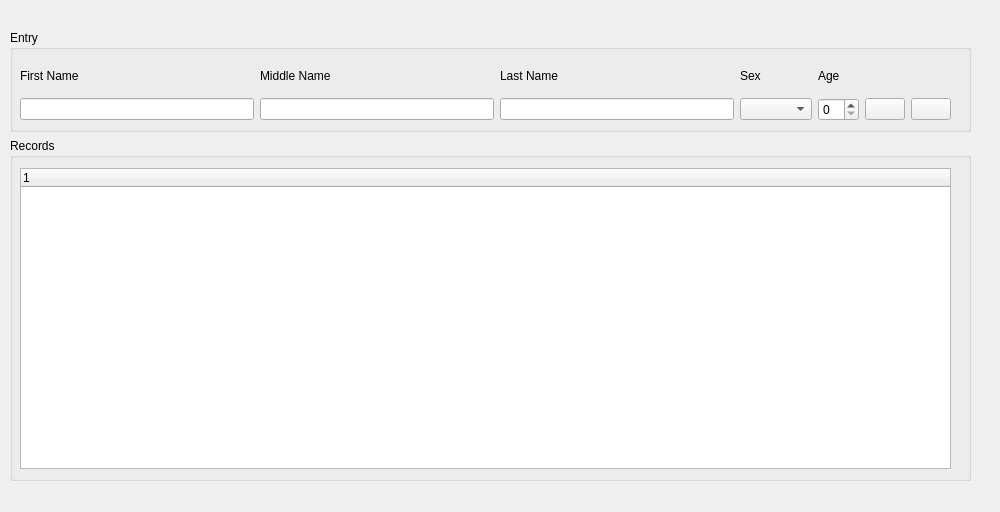
asingh-divinisoft/Database-GUI-app, file entry.ui: the form before one commit.
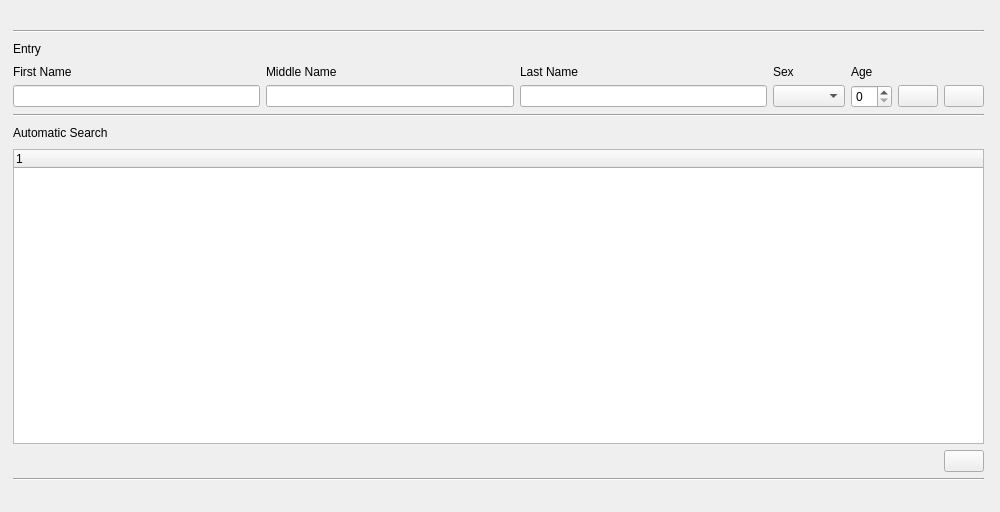
The form after the commit. Icons and pictures are not drawn.

Commit message: Cleaned UI. Added new table for visits. Added query command for fetching queue. Adding button for adding to queue.

Diff of the .ui file:
```diff
--- a/entry.ui
+++ b/entry.ui
@@ -25,39 +25,57 @@
   <property name="windowTitle">
    <string>Form</string>
   </property>
-  <widget class="QWidget" name="layoutWidget">
+  <property name="layoutDirection">
+   <enum>Qt::LeftToRight</enum>
+  </property>
+  <widget class="QWidget" name="verticalLayoutWidget_2">
    <property name="geometry">
     <rect>
-     <x>10</x>
+     <x>13</x>
      <y>30</y>
-     <width>961</width>
+     <width>971</width>
      <height>451</height>
     </rect>
    </property>
-   <layout class="QVBoxLayout" name="verticalLayout">
+   <layout class="QVBoxLayout" name="verticalLayout_3">
     <property name="sizeConstraint">
      <enum>QLayout::SetNoConstraint</enum>
     </property>
     <item>
-     <widget class="QGroupBox" name="entryGroupBox">
-      <property name="sizePolicy">
-       <sizepolicy hsizetype="Expanding" vsizetype="Expanding">
-        <horstretch>0</horstretch>
-        <verstretch>0</verstretch>
-       </sizepolicy>
+     <widget class="Line" name="line_2">
+      <property name="orientation">
+       <enum>Qt::Horizontal</enum>
       </property>
-      <property name="title">
+     </widget>
+    </item>
+    <item>
+     <layout class="QHBoxLayout" name="horizontalLayout_3">
+      <property name="sizeConstraint">
+       <enum>QLayout::SetNoConstraint</enum>
+      </property>
+      <item>
+       <widget class="QLabel" name="label">
+        <property name="text">
        <string>Entry</string>
       </property>
-      <widget class="QWidget" name="gridLayoutWidget">
-       <property name="geometry">
-        <rect>
-         <x>10</x>
-         <y>30</y>
-         <width>931</width>
-         <height>61</height>
-        </rect>
-       </property>
+       </widget>
+      </item>
+      <item>
+       <spacer name="horizontalSpacer_2">
+        <property name="orientation">
+         <enum>Qt::Horizontal</enum>
+        </property>
+        <property name="sizeHint" stdset="0">
+         <size>
+          <width>40</width>
+          <height>20</height>
+         </size>
+        </property>
+       </spacer>
+      </item>
+     </layout>
+    </item>
+    <item>
        <layout class="QGridLayout" name="gridLayout">
         <property name="sizeConstraint">
          <enum>QLayout::SetNoConstraint</enum>
@@ -183,34 +201,62 @@
          <widget class="QSpinBox" name="ageSpinBox"/>
         </item>
        </layout>
-      </widget>
+    </item>
+    <item>
+     <widget class="Line" name="line">
+      <property name="orientation">
+       <enum>Qt::Horizontal</enum>
+      </property>
+     </widget>
+    </item>
+    <item>
+     <layout class="QVBoxLayout" name="verticalLayout_2">
+      <property name="sizeConstraint">
+       <enum>QLayout::SetNoConstraint</enum>
+      </property>
+      <item>
+       <layout class="QHBoxLayout" name="horizontalLayout_4">
+        <property name="sizeConstraint">
+         <enum>QLayout::SetNoConstraint</enum>
+        </property>
+        <item>
+         <widget class="QLabel" name="label_2">
+          <property name="toolTip">
+           <string/>
+          </property>
+          <property name="text">
+           <string>Automatic Search</string>
+          </property>
      </widget>
     </item>
     <item>
-     <widget class="QGroupBox" name="Records">
-      <property name="sizePolicy">
-       <sizepolicy hsizetype="Expanding" vsizetype="Expanding">
-        <horstretch>0</horstretch>
-        <verstretch>0</verstretch>
-       </sizepolicy>
-      </property>
-      <property name="minimumSize">
+         <spacer name="horizontalSpacer_3">
+          <property name="orientation">
+           <enum>Qt::Horizontal</enum>
+          </property>
+          <property name="sizeHint" stdset="0">
        <size>
-        <width>0</width>
-        <height>343</height>
-       </size>
-      </property>
-      <property name="title">
-       <string>Records</string>
-      </property>
+            <width>40</width>
+            <height>20</height>
+           </size>
+          </property>
+         </spacer>
+        </item>
+       </layout>
+      </item>
+      <item>
       <widget class="QTreeWidget" name="treeWidget">
-       <property name="geometry">
-        <rect>
-         <x>10</x>
-         <y>30</y>
-         <width>931</width>
-         <height>301</height>
-        </rect>
+        <property name="sizePolicy">
+         <sizepolicy hsizetype="MinimumExpanding" vsizetype="MinimumExpanding">
+          <horstretch>0</horstretch>
+          <verstretch>0</verstretch>
+         </sizepolicy>
+        </property>
+        <property name="toolTip">
+         <string/>
+        </property>
+        <property name="whatsThis">
+         <string/>
        </property>
        <column>
         <property name="text">
@@ -218,6 +264,51 @@
         </property>
        </column>
       </widget>
+      </item>
+      <item>
+       <layout class="QHBoxLayout" name="horizontalLayout_2">
+        <property name="sizeConstraint">
+         <enum>QLayout::SetNoConstraint</enum>
+        </property>
+        <item>
+         <spacer name="horizontalSpacer">
+          <property name="orientation">
+           <enum>Qt::Horizontal</enum>
+          </property>
+          <property name="sizeHint" stdset="0">
+           <size>
+            <width>40</width>
+            <height>20</height>
+           </size>
+          </property>
+         </spacer>
+        </item>
+        <item>
+         <widget class="QPushButton" name="addPushButton">
+          <property name="toolTip">
+           <string comment="abc">Add to Queue</string>
+          </property>
+          <property name="whatsThis">
+           <string/>
+          </property>
+          <property name="text">
+           <string/>
+          </property>
+          <property name="icon">
+           <iconset>
+            <normaloff>plus48.png</normaloff>plus48.png</iconset>
+          </property>
+         </widget>
+        </item>
+       </layout>
+      </item>
+     </layout>
+    </item>
+    <item>
+     <widget class="Line" name="line_3">
+      <property name="orientation">
+       <enum>Qt::Horizontal</enum>
+      </property>
      </widget>
     </item>
    </layout>
```
Left out of the diff: 6 changed lines with no effect on the pictures. Lines whose indentation alone changed are shown as unchanged. The commit also changes 4 other files.
